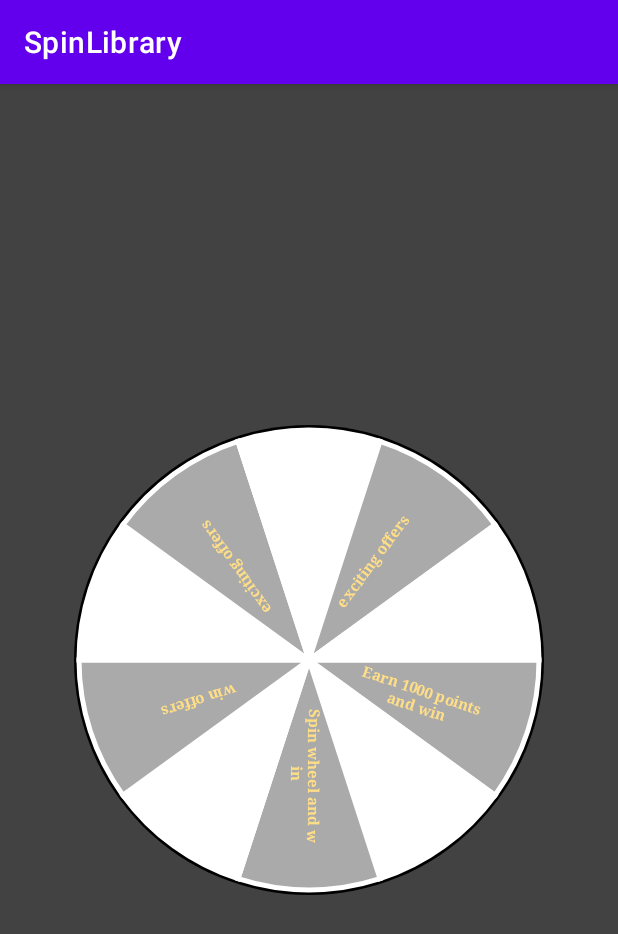
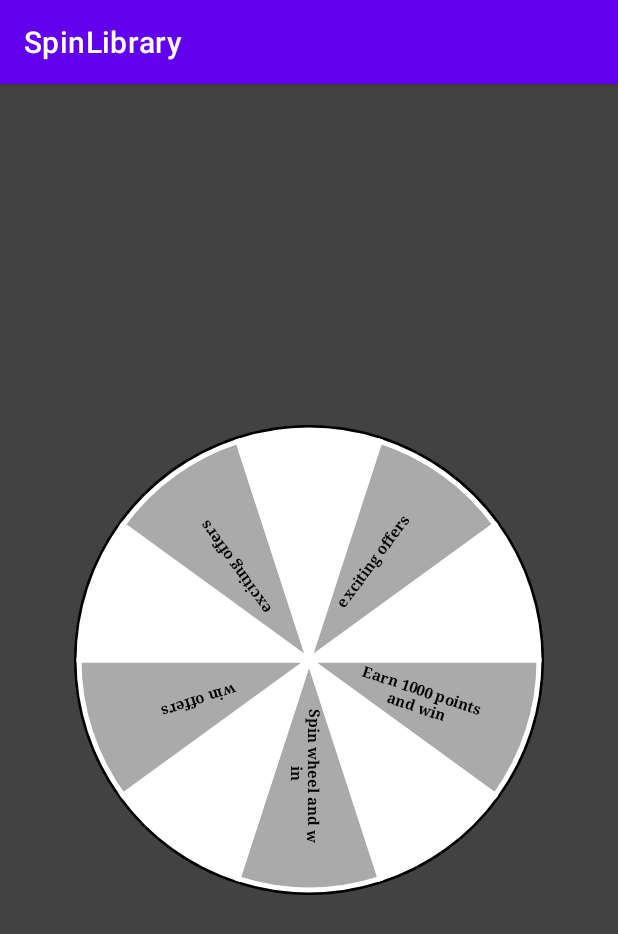
Before and after one commit to Sha489/SpinLibrary, an Android app: the screen it shows after launch (MainActivity), on a phone screen of 412 x 824 dp. Shown: the top 934 px of the screen. Run offline under Robolectric (Android 15) with nearby library versions, the phone set to English and light mode, and no system bars.

Commit message:
added text color

```diff
--- a/library/src/main/java/rubikstudio/library/PielView.java
+++ b/library/src/main/java/rubikstudio/library/PielView.java
@@ -306,14 +306,19 @@ public class PielView extends View {
         canvas.save();
         int arraySize = mLuckyItemList.size();
 
+//        if (textColor == 0)
+//            mTextPaint.setColor(isColorDark(backgroundColor) ? 0xffffffff : 0xff000000);
+//
+//        if (backgroundColor == -1) {
+//            mTextPaint.setColor(Color.parseColor("#000000"));
+//        } else {
+//            mTextPaint.setColor(Color.parseColor("#FFDE88"));
+//        }
+
         if (textColor == 0)
-            mTextPaint.setColor(isColorDark(backgroundColor) ? 0xffffffff : 0xff000000);
-
-        if (backgroundColor == -1) {
             mTextPaint.setColor(Color.parseColor("#000000"));
-        } else {
-            mTextPaint.setColor(Color.parseColor("#FFDE88"));
-        }
+        else
+            mTextPaint.setColor(textColor);
 
 //        DisplayMetrics displayMetrics = new DisplayMetrics();
 //        getWindowManager().getDefaultDisplay().getMetrics(displayMetrics);
```
